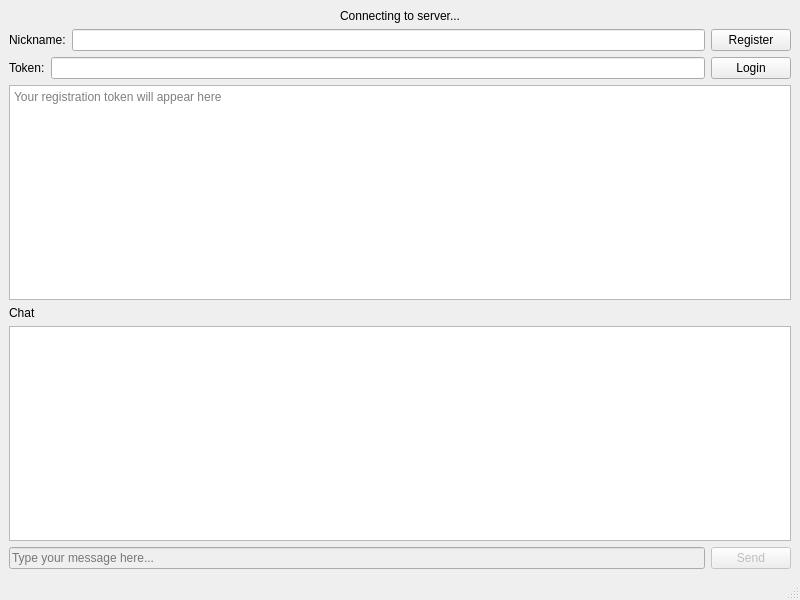
oxxyen/mesh-private-protocol, file src/assets/mainwindow.ui: the form before one commit.
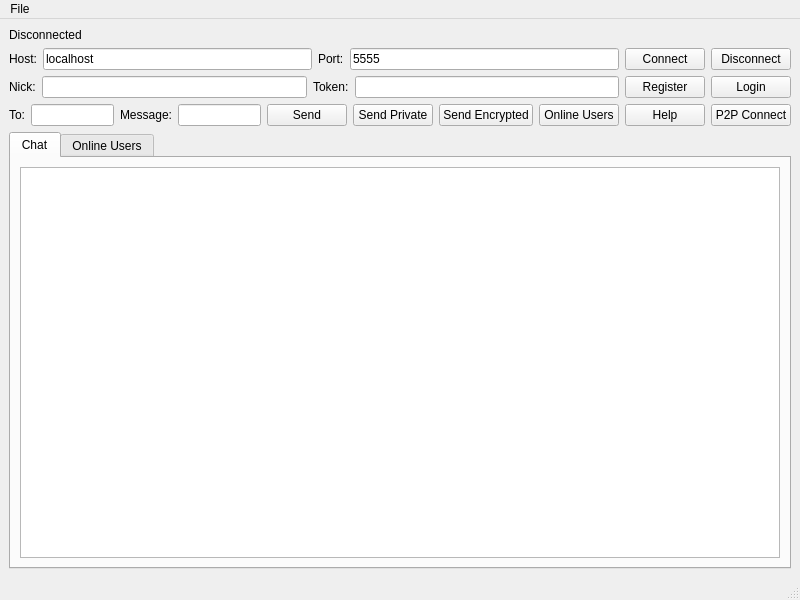
The form after the commit.

```diff
--- a/src/assets/mainwindow.ui
+++ b/src/assets/mainwindow.ui
@@ -18,10 +18,7 @@
     <item>
      <widget class="QLabel" name="statusLabel">
       <property name="text">
-       <string>Connecting to server...</string>
-      </property>
-      <property name="alignment">
-       <set>Qt::AlignCenter</set>
+       <string>Disconnected</string>
       </property>
      </widget>
     </item>
@@ -30,33 +27,75 @@
       <item>
        <widget class="QLabel" name="label">
         <property name="text">
-         <string>Nickname:</string>
+         <string>Host:</string>
         </property>
        </widget>
       </item>
       <item>
-       <widget class="QLineEdit" name="nickLineEdit"/>
-      </item>
-      <item>
-       <widget class="QPushButton" name="registerButton">
+       <widget class="QLineEdit" name="hostEdit">
         <property name="text">
-         <string>Register</string>
+         <string>localhost</string>
         </property>
        </widget>
       </item>
-     </layout>
-    </item>
-    <item>
-     <layout class="QHBoxLayout" name="horizontalLayout_2">
       <item>
        <widget class="QLabel" name="label_2">
         <property name="text">
+         <string>Port:</string>
+        </property>
+       </widget>
+      </item>
+      <item>
+       <widget class="QLineEdit" name="portEdit">
+        <property name="text">
+         <string>5555</string>
+        </property>
+       </widget>
+      </item>
+      <item>
+       <widget class="QPushButton" name="connectButton">
+        <property name="text">
+         <string>Connect</string>
+        </property>
+       </widget>
+      </item>
+      <item>
+       <widget class="QPushButton" name="disconnectButton">
+        <property name="text">
+         <string>Disconnect</string>
+        </property>
+       </widget>
+      </item>
+     </layout>
+    </item>
+    <item>
+     <layout class="QHBoxLayout" name="horizontalLayout_2">
+      <item>
+       <widget class="QLabel" name="label_3">
+        <property name="text">
+         <string>Nick:</string>
+        </property>
+       </widget>
+      </item>
+      <item>
+       <widget class="QLineEdit" name="nickEdit"/>
+      </item>
+      <item>
+       <widget class="QLabel" name="label_4">
+        <property name="text">
          <string>Token:</string>
         </property>
        </widget>
       </item>
       <item>
-       <widget class="QLineEdit" name="tokenLineEdit"/>
+       <widget class="QLineEdit" name="tokenEdit"/>
+      </item>
+      <item>
+       <widget class="QPushButton" name="registerButton">
+        <property name="text">
+         <string>Register</string>
+        </property>
+       </widget>
       </item>
       <item>
        <widget class="QPushButton" name="loginButton">
@@ -67,60 +106,122 @@
       </item>
      </layout>
     </item>
-    <item>
-     <widget class="QTextEdit" name="tokenDisplay">
-      <property name="maximumHeight">
-       <number>60</number>
-      </property>
-      <property name="readOnly">
-       <bool>true</bool>
-      </property>
-      <property name="placeholderText">
-       <string>Your registration token will appear here</string>
-      </property>
-     </widget>
-    </item>
-    <item>
-     <widget class="QLabel" name="label_3">
-      <property name="text">
-       <string>Chat</string>
-      </property>
-     </widget>
-    </item>
-    <item>
-     <widget class="QTextEdit" name="chatDisplay">
-      <property name="readOnly">
-       <bool>true</bool>
-      </property>
-     </widget>
-    </item>
     <item>
      <layout class="QHBoxLayout" name="horizontalLayout_3">
       <item>
-       <widget class="QLineEdit" name="messageEdit">
-        <property name="enabled">
-         <bool>false</bool>
+       <widget class="QLabel" name="label_5">
+        <property name="text">
+         <string>To:</string>
         </property>
-        <property name="placeholderText">
-         <string>Type your message here...</string>
+       </widget>
+      </item>
+      <item>
+       <widget class="QLineEdit" name="toEdit"/>
+      </item>
+      <item>
+       <widget class="QLabel" name="label_6">
+        <property name="text">
+         <string>Message:</string>
         </property>
        </widget>
       </item>
+      <item>
+       <widget class="QLineEdit" name="messageEdit"/>
+      </item>
       <item>
        <widget class="QPushButton" name="sendButton">
-        <property name="enabled">
-         <bool>false</bool>
-        </property>
         <property name="text">
          <string>Send</string>
         </property>
        </widget>
       </item>
+      <item>
+       <widget class="QPushButton" name="privateSendButton">
+        <property name="text">
+         <string>Send Private</string>
+        </property>
+       </widget>
+      </item>
+      <item>
+       <widget class="QPushButton" name="encryptedSendButton">
+        <property name="text">
+         <string>Send Encrypted</string>
+        </property>
+       </widget>
+      </item>
+      <item>
+       <widget class="QPushButton" name="onlineButton">
+        <property name="text">
+         <string>Online Users</string>
+        </property>
+       </widget>
+      </item>
+      <item>
+       <widget class="QPushButton" name="helpButton">
+        <property name="text">
+         <string>Help</string>
+        </property>
+       </widget>
+      </item>
+      <item>
+       <widget class="QPushButton" name="p2pConnectButton">
+        <property name="text">
+         <string>P2P Connect</string>
+        </property>
+       </widget>
+      </item>
      </layout>
     </item>
+    <item>
+     <widget class="QTabWidget" name="tabWidget">
+      <property name="currentIndex">
+       <number>0</number>
+      </property>
+      <widget class="QWidget" name="chatTab">
+       <attribute name="title">
+        <string>Chat</string>
+       </attribute>
+       <layout class="QVBoxLayout" name="verticalLayout_2">
+        <item>
+         <widget class="QTextEdit" name="chatArea">
+          <property name="readOnly">
+           <bool>true</bool>
+          </property>
+         </widget>
+        </item>
+       </layout>
+      </widget>
+      <widget class="QWidget" name="onlineTab">
+       <attribute name="title">
+        <string>Online Users</string>
+       </attribute>
+       <layout class="QVBoxLayout" name="verticalLayout_3">
+        <item>
+         <widget class="QListWidget" name="onlineUsersList"/>
+        </item>
+       </layout>
+      </widget>
+     </widget>
+    </item>
    </layout>
   </widget>
-  <widget class="QMenuBar" name="menubar"/>
+  <widget class="QMenuBar" name="menubar">
+   <property name="geometry">
+    <rect>
+     <x>0</x>
+     <y>0</y>
+     <width>800</width>
+     <height>21</height>
+    </rect>
+   </property>
+   <widget class="QMenu" name="menuFile">
+    <property name="title">
+     <string>File</string>
+    </property>
+    <addaction name="actionExit"/>
+   </widget>
+   <addaction name="menuFile"/>
+  </widget>
   <widget class="QStatusBar" name="statusbar"/>
  </widget>
  <resources/>
```
Left out of the diff: 9 changed lines with no effect on the pictures.
